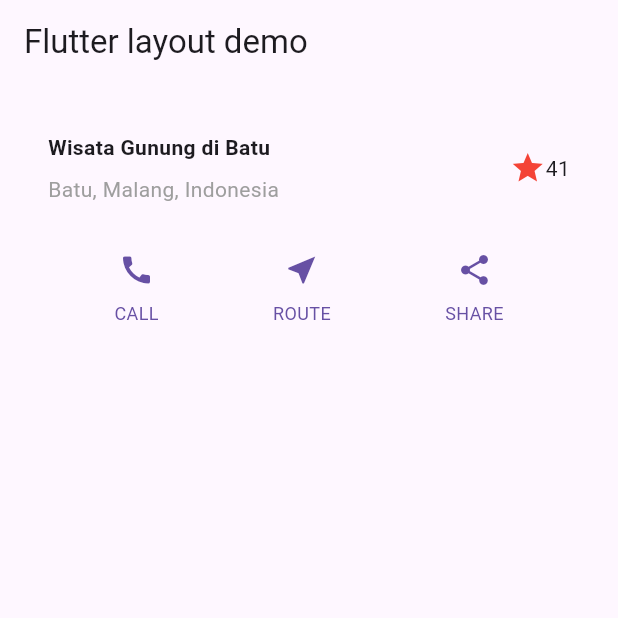
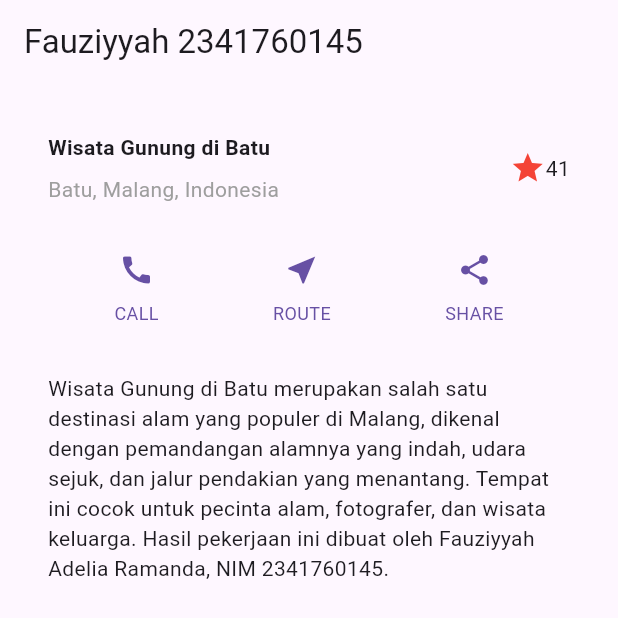
Before and after one commit to fauziyyahadeliaramanda/flutter-fundamental-part2, a Flutter app: the screen it shows after launch, on a phone screen of 412 x 824 dp. Shown: the top 618 px of the screen. Run offline on Flutter 3.47's test engine with Material 3 defaults, Android fonts, the phone set to English and light mode, and no system bars.

Commit message:
Implementasi text section

```diff
--- a/lib/main.dart
+++ b/lib/main.dart
@@ -43,7 +43,7 @@ class MyApp extends StatelessWidget {
       ),
     );
 
-    // Bagian button row (pakai fungsi _buildButtonColumn)
+    // Bagian button row
     Color color = Theme.of(context).primaryColor;
 
     Widget buttonSection = Row(
@@ -55,17 +55,29 @@ class MyApp extends StatelessWidget {
       ],
     );
 
+    // Praktikum 3: Bagian text section
+    Widget textSection = Container(
+      padding: const EdgeInsets.all(32),
+      child: const Text(
+       'Wisata Gunung di Batu merupakan salah satu destinasi alam yang populer di Malang, '
+    'dikenal dengan pemandangan alamnya yang indah, udara sejuk, dan jalur pendakian yang menantang. '
+    'Tempat ini cocok untuk pecinta alam, fotografer, dan wisata keluarga. '
+    'Hasil pekerjaan ini dibuat oleh Fauziyyah Adelia Ramanda, NIM 2341760145. ',
+        softWrap: true,
+      ),
+    );
+
     return MaterialApp(
       title: 'Flutter layout: Nama dan NIM Anda',
       home: Scaffold(
         appBar: AppBar(
-          title: const Text('Flutter layout demo'),
+          title: const Text('Fauziyyah 2341760145'),
         ),
-        body: Column(
+        body: ListView(
           children: [
             titleSection,
             buttonSection,
-
+            textSection, // <--- ditambahkan di sini
           ],
         ),
       ),
```
Also changed, not shown: images/images:04.png (added), 1 other file.
